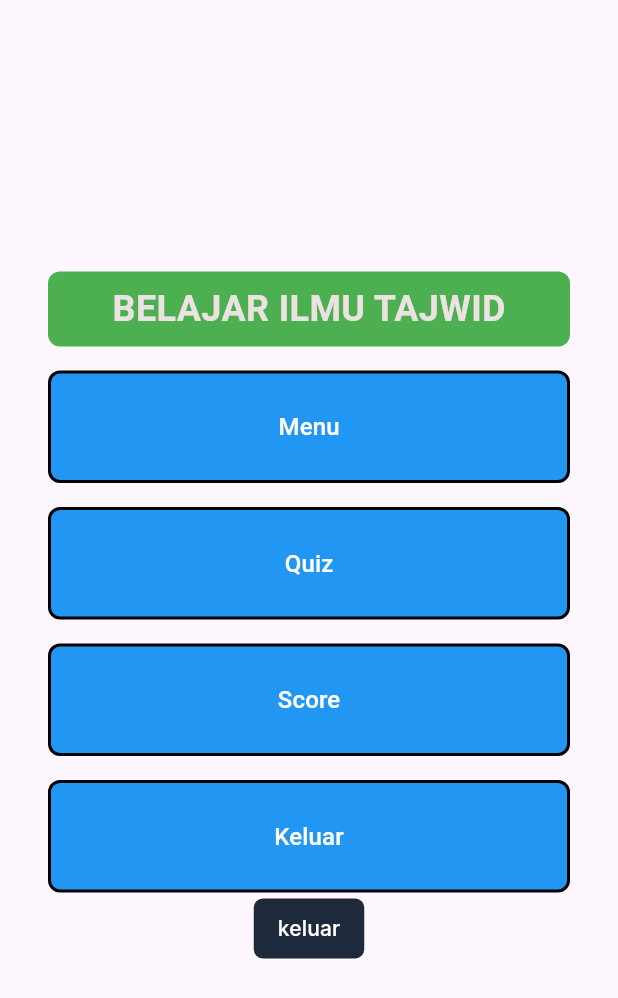
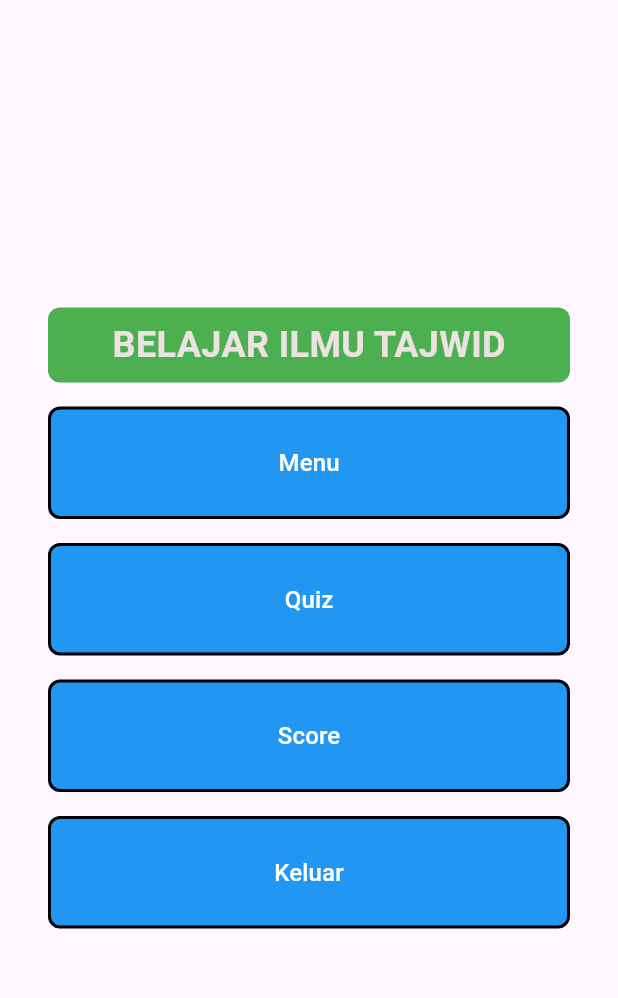
Before and after one commit to Noerz/ilmu_tajwid, a Flutter app: the HomeView screen opened by its route, on a phone screen of 412 x 824 dp. Shown: the top 998 px of the screen. Run offline on Flutter 3.47's test engine with Material 3 defaults, Android fonts, the phone set to English and light mode, and no system bars; our stand-ins replace dio, flutter_dotenv, flutter_secure_storage, get, google_fonts, pretty_dio_logger; accounts and stored records are empty.

Commit message:
fix button log out

```diff
--- a/lib/app/modules/home/views/home_view.dart
+++ b/lib/app/modules/home/views/home_view.dart
@@ -64,13 +64,6 @@ class HomeView extends GetView<HomeController> {
             title: 'Keluar',
             navigation: () {
               // Keluar dari aplikasi
-              Get.offAll(MenuView()); // Pergi ke halaman menu
-              SystemNavigator.pop(); // Keluar dari aplikasi
-            },
-          ),
-          ActionButton(
-            text: "keluar",
-            onPressed: () {
               Get.defaultDialog(
                 title: 'Konfirmasi Logout',
                 middleText: 'Apakah Anda yakin untuk logout',
```
